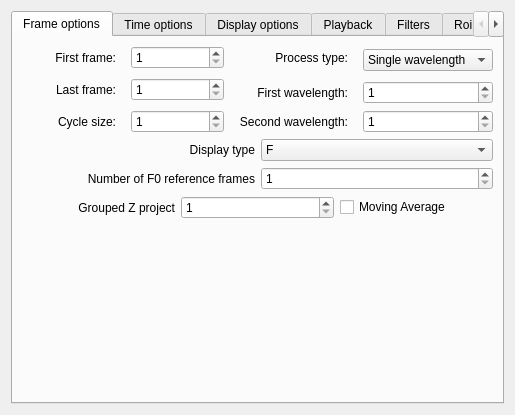
The window that ProcessOptionsGui.ui (fedeceri85/robopy2) describes before a commit, drawn with Qt 5.
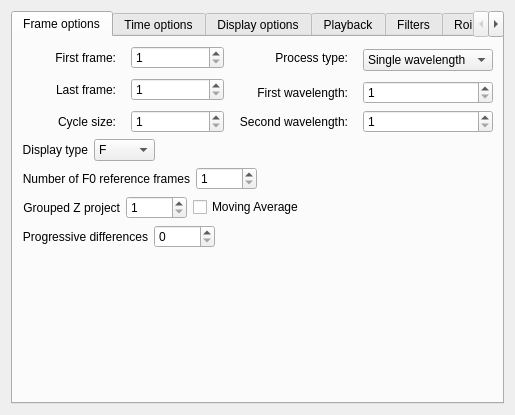
The same window after the commit.

Commit message: removed pyqwt and added pyqtgraph dependencies,added support for zprohect to arraysequence, roianalysis window now works for hdf5 and sequences loaded in ram

What changed in the file:
```diff
--- a/ProcessOptionsGui.ui
+++ b/ProcessOptionsGui.ui
@@ -186,6 +186,19 @@
            </item>
           </widget>
          </item>
+         <item>
+          <spacer name="horizontalSpacer_5">
+           <property name="orientation">
+            <enum>Qt::Horizontal</enum>
+           </property>
+           <property name="sizeHint" stdset="0">
+            <size>
+             <width>40</width>
+             <height>20</height>
+            </size>
+           </property>
+          </spacer>
+         </item>
         </layout>
        </item>
        <item>
@@ -210,6 +223,19 @@
            </property>
           </widget>
          </item>
+         <item>
+          <spacer name="horizontalSpacer_4">
+           <property name="orientation">
+            <enum>Qt::Horizontal</enum>
+           </property>
+           <property name="sizeHint" stdset="0">
+            <size>
+             <width>40</width>
+             <height>20</height>
+            </size>
+           </property>
+          </spacer>
+         </item>
         </layout>
        </item>
        <item>
@@ -241,6 +267,59 @@
            </property>
           </widget>
          </item>
+         <item>
+          <spacer name="horizontalSpacer_3">
+           <property name="orientation">
+            <enum>Qt::Horizontal</enum>
+           </property>
+           <property name="sizeHint" stdset="0">
+            <size>
+             <width>40</width>
+             <height>20</height>
+            </size>
+           </property>
+          </spacer>
+         </item>
+        </layout>
+       </item>
+       <item>
+        <layout class="QHBoxLayout" name="horizontalLayout_24">
+         <item>
+          <widget class="QLabel" name="referenceFramesLabel_3">
+           <property name="text">
+            <string>Progressive differences</string>
+           </property>
+           <property name="alignment">
+            <set>Qt::AlignRight|Qt::AlignTrailing|Qt::AlignVCenter</set>
+           </property>
+          </widget>
+         </item>
+         <item>
+          <widget class="QSpinBox" name="progressiveDiffSpinBox">
+           <property name="minimum">
+            <number>0</number>
+           </property>
+           <property name="maximum">
+            <number>99999</number>
+           </property>
+           <property name="value">
+            <number>0</number>
+           </property>
+          </widget>
+         </item>
+         <item>
+          <spacer name="horizontalSpacer_2">
+           <property name="orientation">
+            <enum>Qt::Horizontal</enum>
+           </property>
+           <property name="sizeHint" stdset="0">
+            <size>
+             <width>40</width>
+             <height>20</height>
+            </size>
+           </property>
+          </spacer>
+         </item>
         </layout>
        </item>
        <item>
```
Left out of the diff: 7 changed lines with no effect on the pictures. The commit also changes 6 other files.
